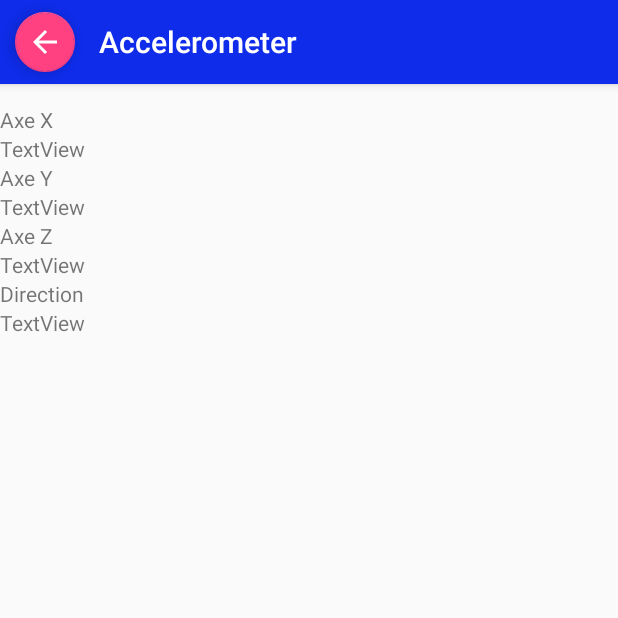
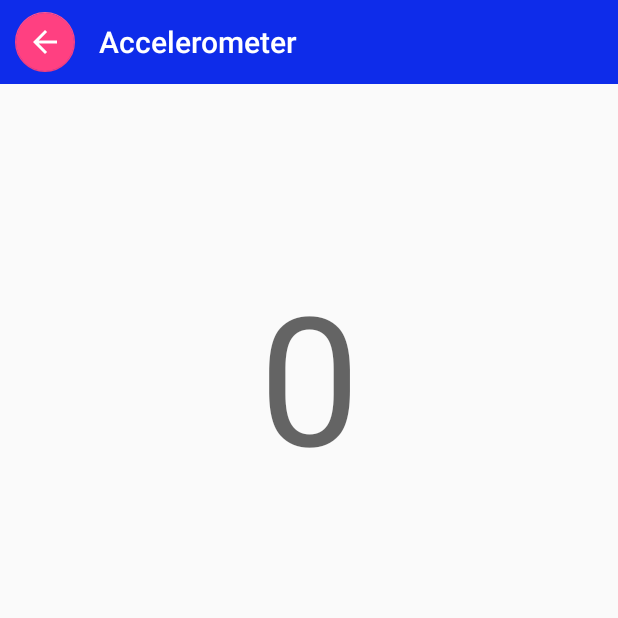
Before and after one commit to mohamedelech/PerfView_Android, an Android app: the CounterSensorActivity screen opened directly, with no data from a screen before it, on a phone screen of 412 x 824 dp, the top half of it. Run offline under Robolectric (Android 15) with nearby library versions, the light colour scheme and no system bars; 1 statement that could not run was skipped.

Commit message:
compteur

```diff
--- a/app/src/main/java/com/example/mohamedelech/perfview/CameraActivity.java
+++ b/app/src/main/java/com/example/mohamedelech/perfview/CameraActivity.java
@@ -41,7 +41,7 @@ public class CameraActivity extends AppCompatActivity {
         if (requestCode == REQUEST_IMAGE_CAPTURE && resultCode == RESULT_OK) {
             Intent intent = new Intent(CameraActivity.this, MainActivity.class);
             startActivity(intent);
-            Toast.makeText(this, "The photo/video has been saved", Toast.LENGTH_LONG).show();
+            Toast.makeText(this, "The photo has been saved", Toast.LENGTH_LONG).show();
         }
     }
 
--- a/app/src/main/java/com/example/mohamedelech/perfview/RmActivity.java
+++ b/app/src/main/java/com/example/mohamedelech/perfview/CounterSensorActivity.java
@@ -11,7 +11,6 @@ import android.hardware.Sensor;
 import android.hardware.SensorEvent;
 import android.hardware.SensorEventListener;
 import android.hardware.SensorManager;
-import android.media.MediaPlayer;
 import android.os.Bundle;
 import android.support.design.widget.FloatingActionButton;
 import android.util.Log;
@@ -19,16 +18,11 @@ import android.view.View;
 import android.widget.TextView;
 
 
-public class RmActivity  extends Activity implements SensorEventListener {
+public class CounterSensorActivity extends Activity implements SensorEventListener {
 
-    private TextView mTxtViewDir;
+    private TextView mTxtViewCount;
     StringBuilder builder = new StringBuilder();
-
-    MediaPlayer klaxonSound;
-    MediaPlayer telephoneSound;
-    MediaPlayer dingdongSound;
-    MediaPlayer gokuSound;
-
+    int counter;
 
     float [] history = new float[2];
     String [] direction = {"NONE","NONE"};
@@ -38,24 +32,20 @@ public class RmActivity  extends Activity implements SensorEventListener {
         super.onCreate(savedInstanceState);
         setContentView(R.layout.activity_reconnaissancemouvement);
 
-        mTxtViewDir = (TextView) findViewById(R.id.textDirection);
-
-        klaxonSound = MediaPlayer.create(getApplicationContext(), R.raw.klaxon);
-        telephoneSound = MediaPlayer.create(getApplicationContext(), R.raw.telephone);
-        dingdongSound = MediaPlayer.create(getApplicationContext(), R.raw.dingdong);
-        gokuSound = MediaPlayer.create(getApplicationContext(), R.raw.gokukamehameha);
+        mTxtViewCount= (TextView) findViewById(R.id.textViewCount);
+        counter = 0;
 
         SensorManager manager = (SensorManager) getSystemService(Context.SENSOR_SERVICE);
         Sensor accelerometer = manager.getSensorList(Sensor.TYPE_ACCELEROMETER).get(0);
-        manager.registerListener(this, accelerometer, SensorManager.SENSOR_DELAY_GAME);
+        manager.registerListener(this, accelerometer, SensorManager.SENSOR_DELAY_NORMAL);
 
         //Pour revenir à l'Accueil
         FloatingActionButton btn_back = (FloatingActionButton) findViewById(R.id.fab);
         btn_back.setOnClickListener(new View.OnClickListener() {
             @Override
             public void onClick(View view) {
-                Log.v("RmActivity", "On button back clicked");
-                Intent intent = new Intent(RmActivity.this, MainActivity.class);
+                Log.v("CounterSensorActivity", "On button back clicked");
+                Intent intent = new Intent(CounterSensorActivity.this, MainActivity.class);
                 startActivity(intent);
             }
         });
@@ -72,20 +62,22 @@ public class RmActivity  extends Activity implements SensorEventListener {
 
         /**if (xChange > 2){
             direction[0] = "LEFT";
-            telephoneSound.start();
         }
         else if (xChange < -2){
             direction[0] = "RIGHT";
-            dingdongSound.start();
         }*/
 
         if (yChange > 2){
             direction[1] = "DOWN";
-            telephoneSound.start();
+            if (counter > 0){
+                counter = counter-1;
+                mTxtViewCount.setText(String.valueOf(counter));
+            }
         }
         else if (yChange < -2){
             direction[1] = "UP";
-            klaxonSound.start();
+            counter = counter + 1;
+            mTxtViewCount.setText(String.valueOf(counter));
         }
 
         builder.setLength(0);
@@ -93,8 +85,6 @@ public class RmActivity  extends Activity implements SensorEventListener {
         builder.append(direction[0]);
         builder.append(" y: ");
         builder.append(direction[1]);
-
-        mTxtViewDir.setText(builder.toString());
     }
 
     @Override
--- a/app/src/main/java/com/example/mohamedelech/perfview/ReconnaissanceMouvementActivity.java
+++ b/app/src/main/java/com/example/mohamedelech/perfview/ReconnaissanceMouvementActivity.java
@@ -32,16 +32,12 @@ public class ReconnaissanceMouvementActivity  extends Activity {
         mSensorManager.registerListener(mSensorListener, mSensorManager.getDefaultSensor(Sensor.TYPE_ACCELEROMETER),
                 SensorManager.SENSOR_DELAY_NORMAL);
 
-        mTxtViewX = (TextView) findViewById(R.id.textX);
-        mTxtViewY = (TextView) findViewById(R.id.textY);
-        mTxtViewZ = (TextView) findViewById(R.id.textZ);
-
         //Pour revenir à l'Accueil
         FloatingActionButton btn_back = (FloatingActionButton) findViewById(R.id.fab);
         btn_back.setOnClickListener(new View.OnClickListener() {
             @Override
             public void onClick(View view) {
-                Log.v("RmActivity", "On button back clicked");
+                Log.v("CounterSensorActivity", "On button back clicked");
                 Intent intent = new Intent(ReconnaissanceMouvementActivity.this, MainActivity.class);
                 startActivity(intent);
             }
--- a/app/src/main/res/layout/activity_bench_list.xml
+++ b/app/src/main/res/layout/activity_bench_list.xml
@@ -68,6 +68,7 @@
         app:backgroundTint="@color/colorPrimaryDark"
         app:layout_anchor="@+id/frameLayout"
         app:layout_anchorGravity="top|right"
-        android:layout_gravity="bottom|left" />
+        android:layout_gravity="bottom|left"
+        app:fabSize="mini" />
 
 </android.support.design.widget.CoordinatorLayout>
--- a/app/src/main/res/layout/activity_compass.xml
+++ b/app/src/main/res/layout/activity_compass.xml
@@ -48,7 +48,7 @@
         android:layout_centerHorizontal="true"
         android:layout_marginBottom="20dp"
         android:layout_marginTop="70dp"
-        android:text="Heading: 0.0"
+        android:text="Heading: 0"
         android:textAlignment="center"
         android:textAppearance="@style/TextAppearance.AppCompat.Display1" />
 
--- a/app/src/main/res/layout/activity_reconnaissancemouvement.xml
+++ b/app/src/main/res/layout/activity_reconnaissancemouvement.xml
@@ -47,57 +47,16 @@
         android:layout_marginTop="70dp"
         android:orientation="vertical" >
 
-    <TextView
-        android:text="Axe X"
-        android:layout_width="match_parent"
-        android:layout_height="wrap_content"
-        android:id="@+id/textView5"
-        tools:text="Axe X" />
-
-    <TextView
-        android:text="TextView"
-        android:layout_width="match_parent"
-        android:layout_height="wrap_content"
-        android:id="@+id/textX" />
-
-    <TextView
-        android:text="Axe Y"
-        android:layout_width="match_parent"
-        android:layout_height="wrap_content"
-        android:id="@+id/textView7"
-        tools:text="Axe Y" />
-
-    <TextView
-        android:text="TextView"
-        android:layout_width="match_parent"
-        android:layout_height="wrap_content"
-        android:id="@+id/textY" />
-
-    <TextView
-        android:text="Axe Z"
-        android:layout_width="match_parent"
-        android:layout_height="wrap_content"
-        android:id="@+id/textView8"
-        tools:text="Axe Z" />
-
-    <TextView
-        android:text="TextView"
-        android:layout_width="match_parent"
-        android:layout_height="wrap_content"
-        android:id="@+id/textZ" />
-
-    <TextView
-        android:text="Direction"
-        android:layout_width="match_parent"
-        android:layout_height="wrap_content"
-        android:id="@+id/textView9"
-        tools:text="Direction" />
-
-    <TextView
-        android:text="TextView"
-        android:layout_width="match_parent"
-        android:layout_height="wrap_content"
-        android:id="@+id/textDirection" />
+        <TextView
+            android:text="0"
+            android:layout_width="match_parent"
+            android:layout_height="wrap_content"
+            android:id="@+id/textViewCount"
+            android:textAlignment="center"
+            android:textSize="120dp"
+            android:inputType="number"
+            android:layout_marginTop="100dp"
+            android:textAppearance="@style/TextAppearance.AppCompat.Display3" />
 
     </LinearLayout>
 
--- a/app/src/main/res/menu/activity_main_drawer.xml
+++ b/app/src/main/res/menu/activity_main_drawer.xml
@@ -26,8 +26,8 @@
                 android:id="@+id/nav_Ra"
                 android:icon="@android:drawable/btn_star"
                 android:title="Réalité augmentée" />
-            <item android:title="Reconnaitre mouvement"
-                android:icon="@android:drawable/ic_menu_search"
+            <item android:title="Compteur"
+                android:icon="@android:drawable/ic_input_add"
                 android:id="@+id/nav_Rm" />
         </menu>
     </item>
```
Also changed, not shown: app/src/main/AndroidManifest.xml (+6 -3 lines), app/src/main/java/com/example/mohamedelech/perfview/MainActivity.java (+1 -31 lines).
